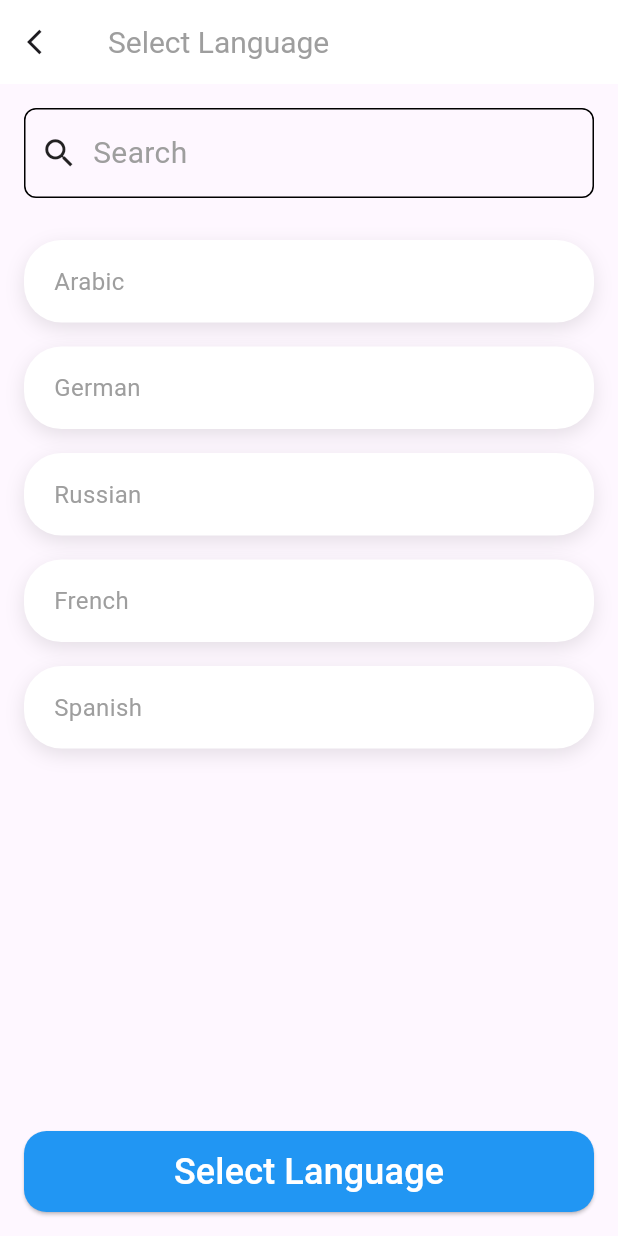
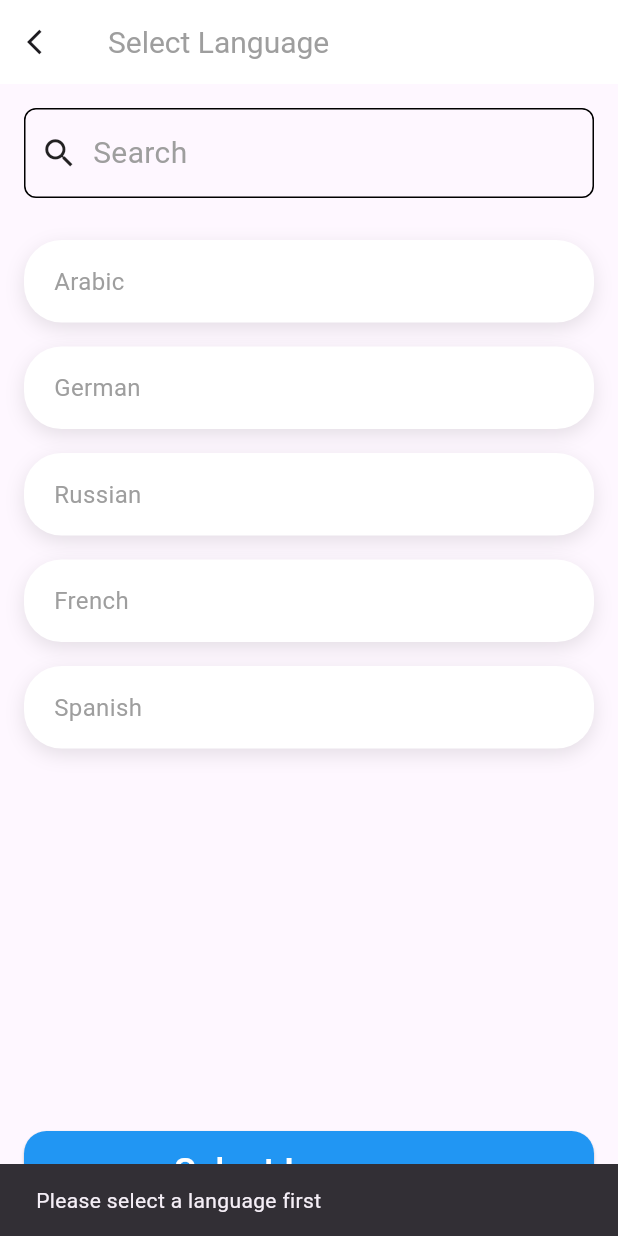
Before and after one commit to laylaamr/Google-Translate, a Flutter app: the screen it shows after launch, after a tap on "Select Language", on a phone screen of 412 x 824 dp. Run offline on Flutter 3.47's test engine with Material 3 defaults, Android fonts, the phone set to English and light mode, and no system bars; our stand-ins replace dio, flutter_bloc.

Commit message:
final commit

```diff
--- a/lib/app_routing.dart
+++ b/lib/app_routing.dart
@@ -1,3 +1,4 @@
+import 'package:dio/dio.dart';
 import 'package:flutter/cupertino.dart';
 import 'package:flutter/material.dart';
 import 'package:flutter_bloc/flutter_bloc.dart';
@@ -25,7 +26,7 @@ class AppRouting {
         return MaterialPageRoute(
           builder: (context) => BlocProvider<TranslationCubit>(
             create: (context) =>
-                TranslationCubit(TranslationRepository(TranslationApi())),
+                TranslationCubit(TranslationRepository(TranslationApi(Dio()))),
             child: Translationscreen(
              translateLanguage: translateLanguage,
             ),
--- a/lib/data/api/translation_api.dart
+++ b/lib/data/api/translation_api.dart
@@ -6,6 +6,7 @@ class TranslationApi{
  late Dio dio;
   String baseUrl ='https://free-google-translator.p.rapidapi.com/external-api/free-google-translator?from=en&to=es&query=Thank%20you%20for%20choosing%20me!';
   String apiKey='0ee011003dmsh11f1e68bb377c92p11d9a0jsne667d2a39ca2';
+  TranslationApi(this.dio);
  Future<String?> translate(String text , String toLang , String fromLang) async{
    final url =
        '$baseUrl?from=$fromLang&to=$toLang&query=${Uri.encodeComponent(text)}';
--- a/lib/presentation/SelectLanguageScreen.dart
+++ b/lib/presentation/SelectLanguageScreen.dart
@@ -1,5 +1,4 @@
 import 'package:flutter/material.dart';
-import 'package:googletranslate/presentation/TranslationScreen.dart';
 
 class SelectLanguageScreen extends StatefulWidget {
   const SelectLanguageScreen({super.key});
@@ -16,6 +15,7 @@ class _SelectLanguageScreenState extends State<SelectLanguageScreen> {
     'French': 'fr',
     'Spanish': 'es',
   };
+
   String? selectedLanguage;
 
   @override
@@ -24,7 +24,7 @@ class _SelectLanguageScreenState extends State<SelectLanguageScreen> {
       appBar: AppBar(
         leading: IconButton(
           onPressed: () {
-            // Add back navigation logic here.
+            Navigator.pop(context);
           },
           icon: const Icon(Icons.arrow_back_ios, size: 20),
         ),
@@ -114,18 +114,25 @@ class _SelectLanguageScreenState extends State<SelectLanguageScreen> {
                   backgroundColor: Colors.blue,
                   foregroundColor: Colors.white,
                 ),
-                onPressed: (
-                    ) {
+                onPressed: () {
+                  if (selectedLanguage != null) {
+                    final selectedLanguageCode = languages[selectedLanguage];
 
-                  if (selectedLanguage != null) {
                     Navigator.pushNamed(
                       context,
                       'translate',
-                      arguments: {'translateLanguage': selectedLanguage}, // Passing arguments
+                      arguments: {'translateLanguage': selectedLanguageCode},
                     );
+
                     ScaffoldMessenger.of(context).showSnackBar(
                       SnackBar(
-                        content: Text('You selected: $selectedLanguage'),
+                        content: Text('You selected: $selectedLanguage ($selectedLanguageCode)'),
+                      ),
+                    );
+                  } else {
+                    ScaffoldMessenger.of(context).showSnackBar(
+                      const SnackBar(
+                        content: Text('Please select a language first'),
                       ),
                     );
                   }
--- a/lib/presentation/TranslationScreen.dart
+++ b/lib/presentation/TranslationScreen.dart
@@ -103,7 +103,7 @@ class _TranslationscreenState extends State<Translationscreen> {
                 border: InputBorder.none,
               ),
               style: const TextStyle(
-                color: Colors.black,
+                color: Colors.white70,
                 fontSize: 30,
                 fontWeight: FontWeight.bold,
               ),
```
